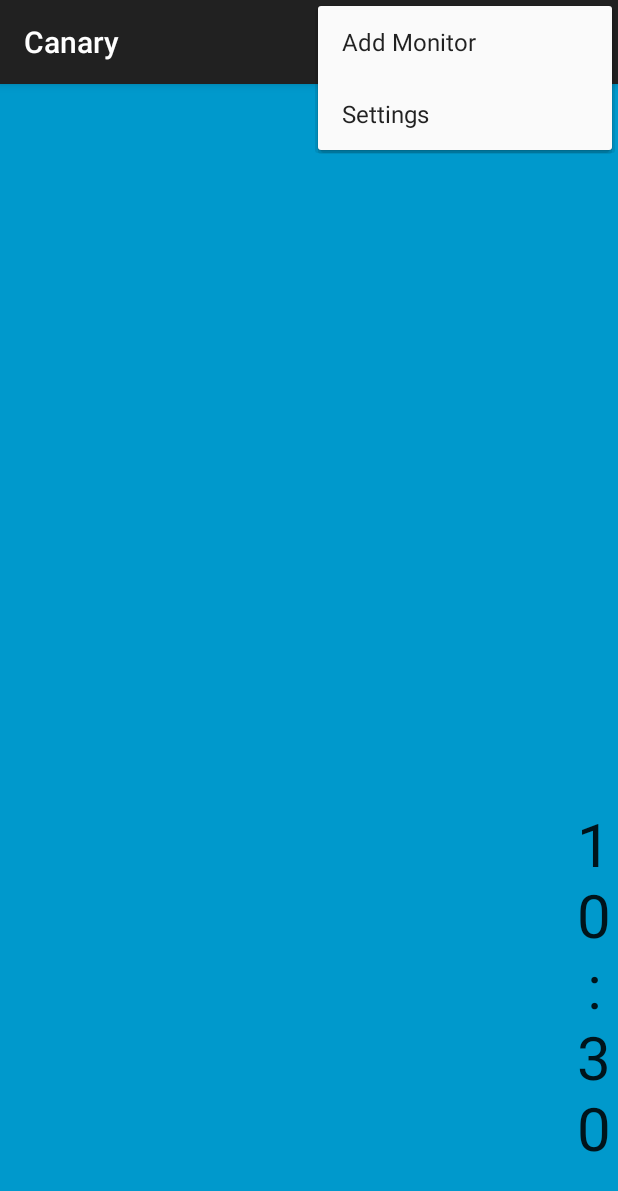
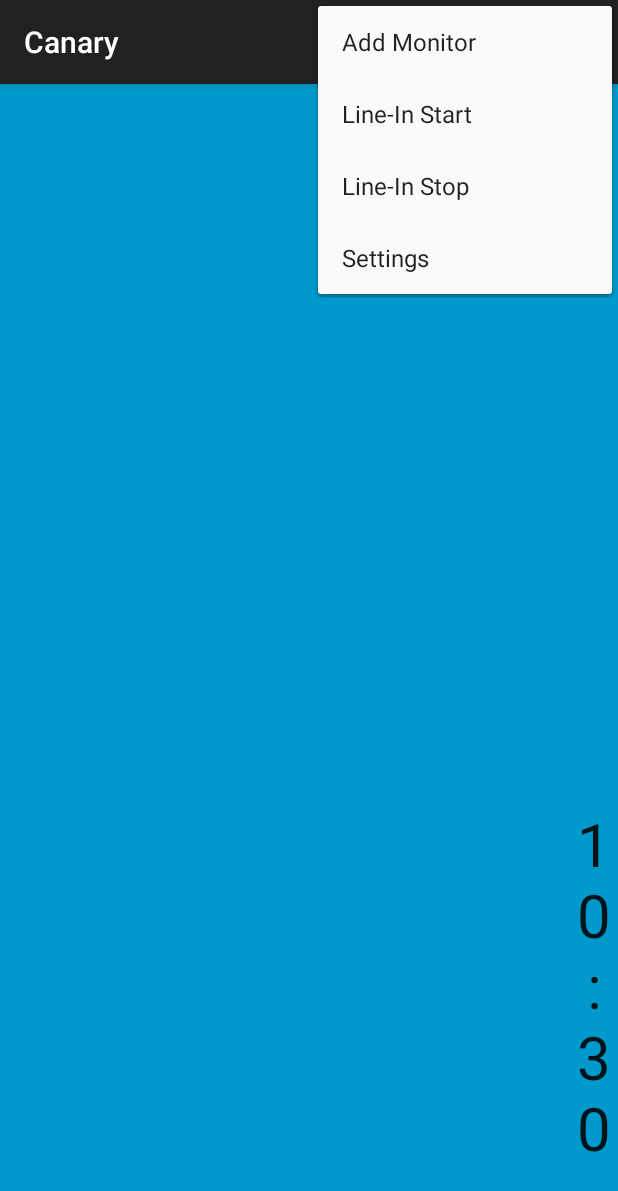
Before and after one commit to csci427/canary, an Android app: the screen it shows after launch (MainActivity), with the options menu open, on a phone screen of 412 x 824 dp. Shown: the top 1191 px of the screen. Run offline under Robolectric (Android 15) with nearby library versions, the phone set to English and light mode, and no system bars.

Commit message:
Merged the line in service under the action menu and alphabetized it with the 'orderincategory' command

```diff
--- a/app/src/main/AndroidManifest.xml
+++ b/app/src/main/AndroidManifest.xml
@@ -7,6 +7,7 @@
     <uses-permission android:name="android.permission.CHANGE_WIFI_STATE" />
     <uses-permission android:name="android.permission.READ_EXTERNAL_STORAGE" />
     <uses-permission android:name="android.permission.CHANGE_WIFI_MULTICAST_STATE" />
+    <uses-permission android:name="android.permission.RECORD_AUDIO" />
 
     <application
         android:allowBackup="true"
@@ -55,6 +56,7 @@
         <!-- declare services-->
         <service android:name=".OpenICEService" />
         <service android:name=".AlertService" />
+        <service android:name=".LineService"/>
     </application>
 
 </manifest>
--- a/app/src/main/res/menu/menu_main.xml
+++ b/app/src/main/res/menu/menu_main.xml
@@ -2,7 +2,15 @@
     xmlns:app="http://schemas.android.com/apk/res-auto"
     xmlns:tools="http://schemas.android.com/tools" tools:context=".MainActivity">
     <item android:id="@+id/add_monitor" android:title="@string/add_monitor_menu_item"
-        android:orderInCategory="100" app:showAsAction="never" />
+        android:orderInCategory="25" app:showAsAction="never" />
+    <item android:id="@+id/action_line_start"
+        android:title="@string/line_start"
+        android:orderInCategory="50"
+        app:showAsAction="never"  />
+    <item android:id="@+id/action_line_stop"
+        android:orderInCategory="75"
+        android:title="@string/line_stop"
+        app:showAsAction="never"  />
     <item android:id="@+id/action_settings" android:title="@string/action_settings"
         android:orderInCategory="100" app:showAsAction="never" />
 </menu>
--- a/app/src/main/res/values/strings.xml
+++ b/app/src/main/res/values/strings.xml
@@ -7,6 +7,8 @@
     <string name="fragment_threshold_alert_title">Alert Threshold</string>
     <string name="add_monitor_menu_item">Add Monitor</string>
     <string name="title_activity_add_monitor">Add Monitor</string>
+    <string name="line_start">Line-In Start</string>
+    <string name="line_stop">Line-In Stop</string>
 
     <string-array name="monitor_list">
         <item>Pulse rate from pulse oximeter</item>
```
Also changed, not shown: app/src/main/java/edu/umt/csci427/canary/LineService.java (added, +85 -0 lines), app/src/main/java/edu/umt/csci427/canary/MainActivity.java (+9 -2 lines), 1 other file.
